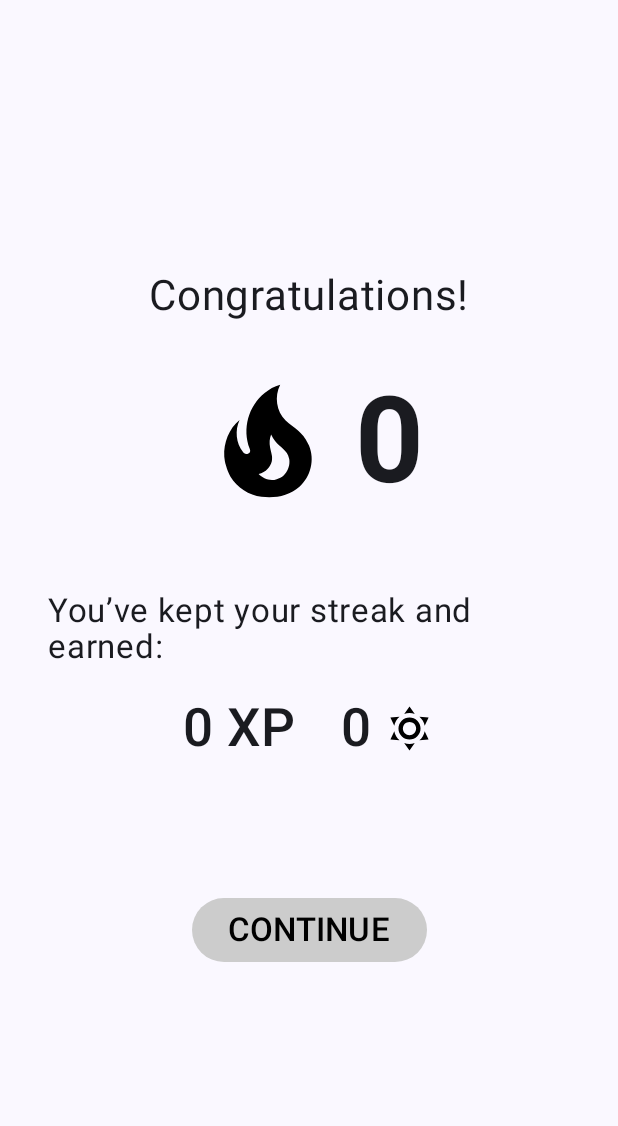
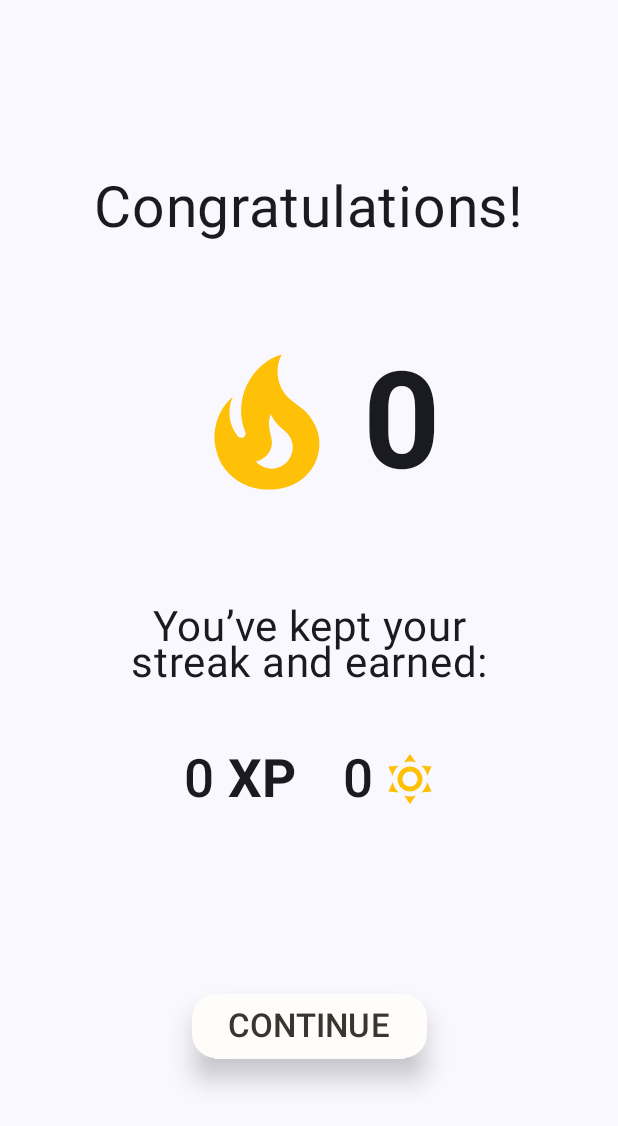
Before and after one commit to xtaja/TNUV-AlarmMeUp, an Android app built with Jetpack Compose: the composable WinScreen called with empty values, on a phone screen of 412 x 824 dp. Shown: the top 1126 px of the screen. Run offline under Robolectric (Android 15) with nearby library versions, the phone set to English and light mode, and no system bars.

Commit message:
cosmetic changes

```diff
--- a/app/src/main/java/si/uni_lj/fe/tunv/alarmmeup/ui/WinScreen.kt
+++ b/app/src/main/java/si/uni_lj/fe/tunv/alarmmeup/ui/WinScreen.kt
@@ -1,27 +1,36 @@
 package si.uni_lj.fe.tunv.alarmmeup.ui
 
-import androidx.compose.foundation.Image
 import androidx.compose.foundation.layout.Arrangement
 import androidx.compose.foundation.layout.Column
 import androidx.compose.foundation.layout.Row
 import androidx.compose.foundation.layout.Spacer
 import androidx.compose.foundation.layout.fillMaxSize
+import androidx.compose.foundation.layout.fillMaxWidth
 import androidx.compose.foundation.layout.height
 import androidx.compose.foundation.layout.padding
 import androidx.compose.foundation.layout.size
 import androidx.compose.foundation.layout.width
+import androidx.compose.foundation.shape.RoundedCornerShape
 import androidx.compose.material3.Button
 import androidx.compose.material3.ButtonDefaults
+import androidx.compose.material3.Icon
 import androidx.compose.material3.Text
 import androidx.compose.runtime.Composable
 import androidx.compose.ui.Alignment
 import androidx.compose.ui.Modifier
-import androidx.compose.ui.graphics.Color
+import androidx.compose.ui.draw.shadow
 import androidx.compose.ui.res.painterResource
+import androidx.compose.ui.text.SpanStyle
+import androidx.compose.ui.text.buildAnnotatedString
 import androidx.compose.ui.text.font.FontWeight
+import androidx.compose.ui.text.style.TextAlign
+import androidx.compose.ui.text.withStyle
 import androidx.compose.ui.unit.dp
 import androidx.compose.ui.unit.sp
 import si.uni_lj.fe.tunv.alarmmeup.R
+import si.uni_lj.fe.tunv.alarmmeup.ui.theme.AccentColor
+import si.uni_lj.fe.tunv.alarmmeup.ui.theme.BlackColor
+import si.uni_lj.fe.tunv.alarmmeup.ui.theme.WhiteColor
 
 @Composable
 fun WinScreen(
@@ -37,37 +46,58 @@ fun WinScreen(
         horizontalAlignment = Alignment.CenterHorizontally,
         verticalArrangement = Arrangement.Center
     ) {
-        Text("Congratulations!", fontSize = 28.sp, fontWeight = FontWeight.Normal)
-        Spacer(modifier = Modifier.height(30.dp))
+        Text("Congratulations!", fontSize = 38.sp, fontWeight = FontWeight.Normal)
+        Spacer(modifier = Modifier.height(60.dp))
         Row(verticalAlignment = Alignment.CenterVertically) {
-            Image(
+            Icon(
                 painter = painterResource(id = R.drawable.ic_streak),
                 contentDescription = "Streak",
-                modifier = Modifier.size(100.dp)
+                modifier = Modifier.size(120.dp),
+                tint = AccentColor
             )
-            Spacer(modifier = Modifier.width(8.dp))
-            Text("$currentStreak", fontSize = 80.sp, fontWeight = FontWeight.Bold)
+            Spacer(modifier = Modifier.width(4.dp))
+            Text("$currentStreak", fontSize = 90.sp, fontWeight = FontWeight.Bold)
         }
-        Spacer(modifier = Modifier.height(50.dp))
-        Text("You’ve kept your streak and earned:", fontSize = 22.sp)
-        Spacer(modifier = Modifier.height(20.dp))
+        Spacer(modifier = Modifier.height(60.dp))
+        Text(
+            "You’ve kept your streak and earned:",
+            fontSize = 28.sp,
+            modifier = Modifier.fillMaxWidth(0.8f),
+            textAlign = TextAlign.Center
+        )
+        Spacer(modifier = Modifier.height(40.dp))
         Row(verticalAlignment = Alignment.CenterVertically) {
-            Text("$numOfXP XP", fontSize = 35.sp, fontWeight = FontWeight.Medium,)
+            Spacer(modifier = Modifier.width(4.dp))
+            Text(
+                text = buildAnnotatedString {
+                    append("$numOfXP ")
+                    withStyle(style = SpanStyle(fontWeight = FontWeight.Bold)) {
+                        append("XP")
+                    }
+                },
+                fontSize = 35.sp,
+                fontWeight = FontWeight.Medium
+            )
             Spacer(modifier = Modifier.width(30.dp))
             Text("$numOfSunCoins", fontSize = 35.sp, fontWeight = FontWeight.Medium)
-            Spacer(modifier = Modifier.width(7.dp))
-            Image(
+            Spacer(modifier = Modifier.width(4.dp))
+            Icon(
                 painter = painterResource(id = R.drawable.ic_suncoin),
                 contentDescription = "SunCoin",
-                modifier = Modifier.size(35.dp)
+                modifier = Modifier.size(40.dp),
+                tint = AccentColor
             )
         }
-        Spacer(modifier = Modifier.height(90.dp))
-        Button(onClick = onCollect,
+        Spacer(modifier = Modifier.height(120.dp))
+        Button(
+            onClick = onCollect,
+            shape = RoundedCornerShape(16.dp),
             colors = ButtonDefaults.buttonColors(
-            containerColor = Color.LightGray,
-            contentColor = Color.Black
-        )) {
+                containerColor = WhiteColor,
+                contentColor = BlackColor
+            ),
+            modifier = Modifier.shadow(10.dp, RoundedCornerShape(16.dp))
+        ) {
             Text("CONTINUE", fontSize = 22.sp)
         }
     }
--- a/app/src/main/java/si/uni_lj/fe/tunv/alarmmeup/ui/components/MinigameCard.kt
+++ b/app/src/main/java/si/uni_lj/fe/tunv/alarmmeup/ui/components/MinigameCard.kt
@@ -22,9 +22,9 @@ import androidx.compose.ui.res.painterResource
 import androidx.compose.ui.text.font.FontWeight
 import androidx.compose.ui.unit.dp
 import androidx.compose.ui.unit.sp
+import si.uni_lj.fe.tunv.alarmmeup.ui.theme.AccentColor
 import si.uni_lj.fe.tunv.alarmmeup.ui.theme.BlackColor
 import si.uni_lj.fe.tunv.alarmmeup.ui.theme.GrayColor
-import si.uni_lj.fe.tunv.alarmmeup.ui.theme.MainColor
 import si.uni_lj.fe.tunv.alarmmeup.ui.theme.WhiteColor
 
 @Composable
@@ -56,12 +56,12 @@ fun MinigameCard(
                     painter = painterResource(id = iconRes),
                     contentDescription = name,
                     modifier = Modifier.size(48.dp),
-                    tint = MainColor
+                    tint = GrayColor
                 )
                 Spacer(modifier = Modifier.height(8.dp))
                 Text(name, fontWeight = FontWeight.Normal, fontSize = 16.sp, color = BlackColor)
                 Spacer(modifier = Modifier.height(4.dp))
-                Text("+ $xp XP", fontSize = 14.sp, color = GrayColor, fontWeight = FontWeight.Bold)
+                Text("+ $xp XP", fontSize = 14.sp, color = AccentColor, fontWeight = FontWeight.Bold)
             }
         }
     }
--- a/app/src/main/java/si/uni_lj/fe/tunv/alarmmeup/ui/components/NavBarStats.kt
+++ b/app/src/main/java/si/uni_lj/fe/tunv/alarmmeup/ui/components/NavBarStats.kt
@@ -7,6 +7,7 @@ import androidx.compose.foundation.layout.Box
 import androidx.compose.foundation.layout.Column
 import androidx.compose.foundation.layout.Row
 import androidx.compose.foundation.layout.Spacer
+import androidx.compose.foundation.layout.fillMaxWidth
 import androidx.compose.foundation.layout.height
 import androidx.compose.foundation.layout.offset
 import androidx.compose.foundation.layout.size
@@ -68,41 +69,45 @@ fun NavBarStats(
             // XP row
             Row(
                 verticalAlignment = Alignment.CenterVertically,
-                horizontalArrangement = Arrangement.Center
+                horizontalArrangement = Arrangement.Center,
+                modifier = Modifier.fillMaxWidth()
             ) {
+                Text(
+                    text = numOfXP.toString(),
+                    fontSize = 18.sp,
+                    fontWeight = FontWeight.Normal,
+                    color = textColor
+                )
+                Spacer(modifier = Modifier.width(4.dp))
                 Text(
                     text = "XP",
                     fontSize = 18.sp,
                     fontWeight = FontWeight.Bold,
                     color = textColor
                 )
-                Spacer(modifier = Modifier.width(4.dp))
-                Text(
-                    text = numOfXP.toString(),
-                    fontSize = 18.sp,
-                    fontWeight = FontWeight.Normal,
-                    color = textColor
-                )
             }
             Spacer(modifier = Modifier.height(2.dp))
-            // Suncoin row
+// Suncoin row
             Row(
                 verticalAlignment = Alignment.CenterVertically,
-                horizontalArrangement = Arrangement.Center
+                horizontalArrangement = Arrangement.Center,
+                modifier = Modifier.fillMaxWidth()
             ) {
-                Icon(
-                    painter = painterResource(id = R.drawable.ic_suncoin),
-                    contentDescription = "suncoin",
-                    modifier = Modifier.size(28.dp),
-                    tint = textColor
-                )
-                Spacer(modifier = Modifier.width(4.dp))
+                Spacer(modifier = Modifier.width(2.dp))
                 Text(
                     text = numOfSunCoins.toString(),
                     fontSize = 18.sp,
                     fontWeight = FontWeight.Normal,
                     color = textColor
                 )
+                Spacer(modifier = Modifier.width(4.dp))
+                Icon(
+                    painter = painterResource(id = R.drawable.ic_suncoin),
+                    contentDescription = "suncoin",
+                    modifier = Modifier.size(27.dp),
+                    tint = textColor
+                )
+
             }
         }
 
--- a/app/src/main/java/si/uni_lj/fe/tunv/alarmmeup/ui/theme/Color.kt
+++ b/app/src/main/java/si/uni_lj/fe/tunv/alarmmeup/ui/theme/Color.kt
@@ -18,5 +18,5 @@ val SecondaryColor = Color(0xFFE7D9B3)
 val TertiaryColor = Color(0xFFF5F1E8)
 val AccentColor = Color(0xFFFFC107)
 val BlackColor = Color(0xFF383631)
-val GrayColor = Color(0xFF605D54)
+val GrayColor = Color(0xFF7B7567)
 val WhiteColor = Color(0xFFFFFDF9)
```
Also changed, not shown: app/src/main/java/si/uni_lj/fe/tunv/alarmmeup/ui/SettingsScreen.kt (+37 -14 lines).
